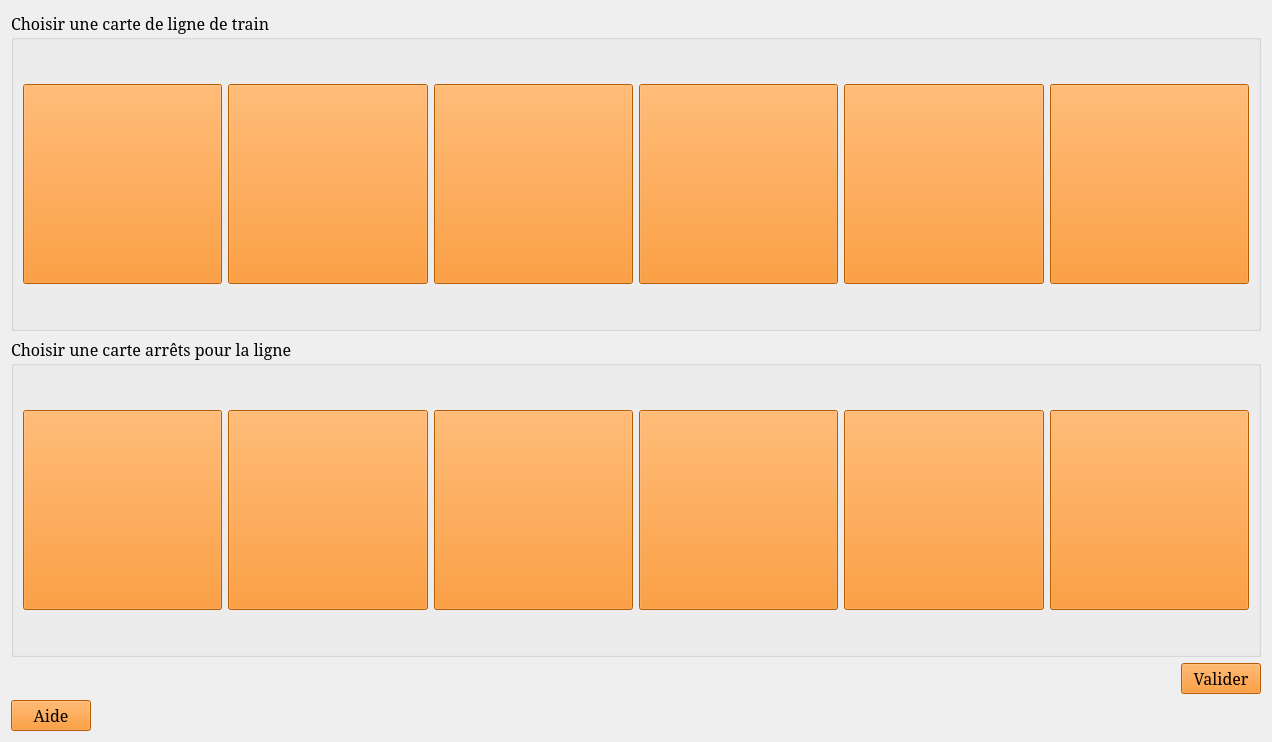
Before: the Qt Designer form StreetCar/StreetCar/ChooseCards.ui in paboccard/Projet_Prog_Jeu, drawn with Qt 5.
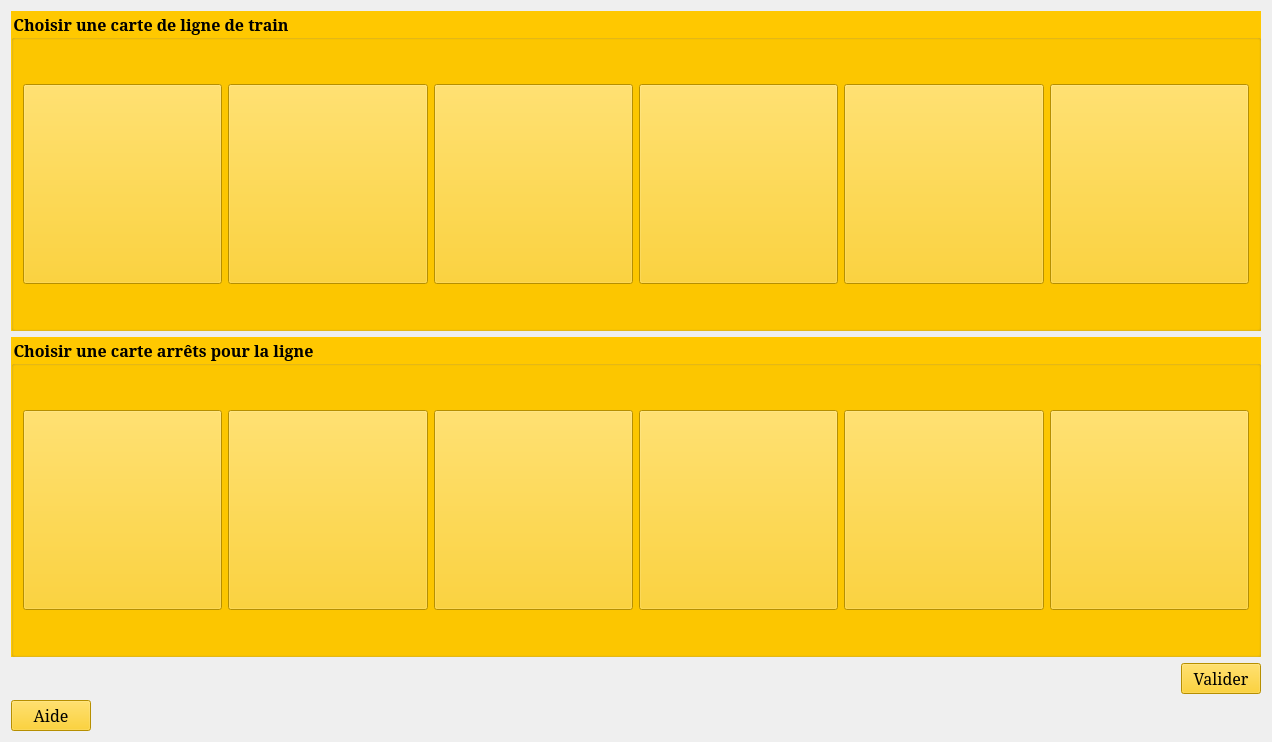
After: the same form once the commit is applied. Icons and pictures are not drawn.

What changed in the file:
```diff
--- a/StreetCar/StreetCar/ChooseCards.ui
+++ b/StreetCar/StreetCar/ChooseCards.ui
@@ -14,13 +14,32 @@
    <string>Form</string>
   </property>
   <property name="styleSheet">
-   <string notr="true">QPushButton {
-	background-color: rgba(255, 128, 0, 255);
+   <string notr="true">QGroupBox {
+	background-color: rgba(255, 200, 0, 255);
+}
+
+QPushButton {
+	background-color: rgba(255, 200, 0, 255);
 }
 
 QPushButton::hover{
 	background-color: rgba(255, 0, 0, 100);
 	font-weight: bold;
+}
+
+QMessageBox {
+	background-color: rgba(255, 200, 0, 255);
+	font-family:serif;
+   font-size: 16px;	
+}
+
+QMessageBox QPushButton {
+	background-color: rgba(255, 128, 0, 50);
+}
+
+QMessageBox QPushButton::hover{
+	background-color: rgba(255, 0, 0, 100);
+	font-weight: bold;
 }</string>
   </property>
   <layout class="QVBoxLayout" name="verticalLayout">
@@ -30,6 +49,8 @@
       <font>
        <family>Serif</family>
        <pointsize>12</pointsize>
+       <weight>75</weight>
+       <bold>true</bold>
       </font>
      </property>
      <property name="styleSheet">
@@ -41,6 +62,9 @@
       <string>Choisir une carte de ligne de train</string>
      </property>
      <layout class="QHBoxLayout" name="horizontalLayout_2">
+      <property name="sizeConstraint">
+       <enum>QLayout::SetDefaultConstraint</enum>
+      </property>
       <item>
        <widget class="QPushButton" name="buttonCardLine1">
         <property name="minimumSize">
@@ -131,6 +155,8 @@
       <font>
        <family>Serif</family>
        <pointsize>12</pointsize>
+       <weight>75</weight>
+       <bold>true</bold>
       </font>
      </property>
      <property name="styleSheet">
@@ -234,7 +260,7 @@
     </widget>
    </item>
    <item>
-    <layout class="QHBoxLayout" name="horizontalLayout_4">
+    <layout class="QHBoxLayout" name="horizontalLayout_4" stretch="0,0">
      <item>
       <spacer name="horizontalSpacer_2">
        <property name="orientation">
@@ -264,7 +290,7 @@
     </layout>
    </item>
    <item>
-    <layout class="QHBoxLayout" name="horizontalLayout">
+    <layout class="QHBoxLayout" name="horizontalLayout" stretch="0,5">
      <item>
       <widget class="QPushButton" name="buttonHelp">
        <property name="font">
```
Left out of the diff: 4 changed lines with no effect on the pictures.
